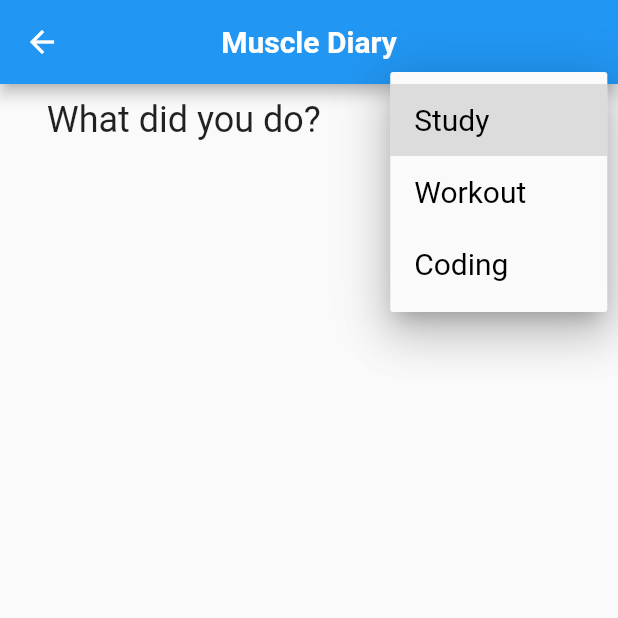
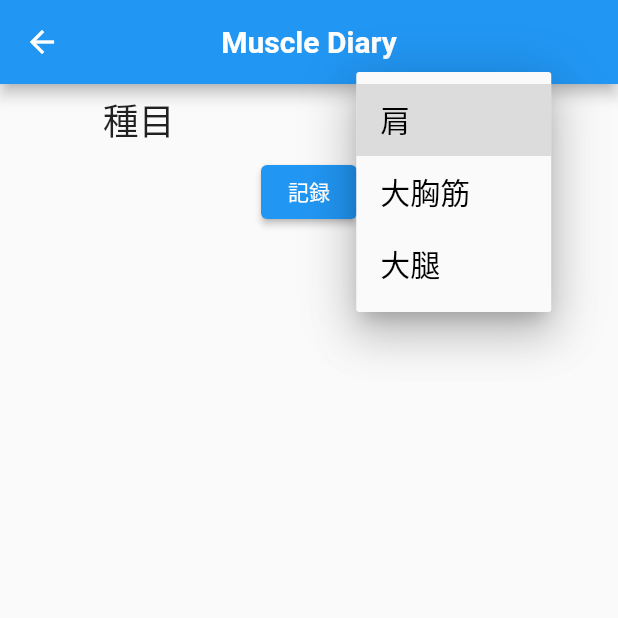
Before and after one commit to kohenro19/muscle_dairay_flutter_001, a Flutter app: the AddNote screen opened directly, after a tap on the "arrow drop down" icon, on a phone screen of 412 x 824 dp, the top half of it. Run offline on Flutter 3.47's test engine with Material 2 defaults, Android fonts, the light colour scheme and no system bars; our stand-ins replace google_fonts, sqflite; accounts and stored records are empty.

Commit message:
add the add function

```diff
--- a/lib/Note.dart
+++ b/lib/Note.dart
@@ -1,12 +1,12 @@
 class Note {
-  int no;
-  DateTime date;
+  int? no;
+  String date;
   String category;
   String exercise;
   int weight;
 
   Note({
-   required this.no,
+   this.no,
    required this.date,
    required this.category,
    required this.exercise,
--- a/lib/add_note_page.dart
+++ b/lib/add_note_page.dart
@@ -1,4 +1,6 @@
 import 'package:flutter/material.dart';
+import 'package:muscle_dairay/db_provider.dart';
+import 'package:muscle_dairay/Note.dart';
 
 class AddNote extends StatefulWidget {
   const AddNote({Key? key}) : super(key: key);
@@ -10,14 +12,16 @@ class AddNote extends StatefulWidget {
 class _AddNoteState extends State<AddNote> {
 
     Map<String, List<String>> _dropDownMenu = {
-    'Study': ['Math', 'Englsih', 'Japanese'],
-    'Workout': ['Shoulder', 'Chest', 'Back'],
-    'Coding': ['Flutter', 'Python', 'C#']
+    '肩': ['Math', 'Englsih', 'Japanese'],
+    '大胸筋': ['Shoulder', 'Chest', 'Back'],
+    '大腿': ['Flutter', 'Python', 'C#']
   };
 
-   String? _selectedKey;
+   String? _selectedCategory;  // ?はnullになってもいい記号
    String? _selectedItem;
-  //  late String newValue;
+
+
+  final dbProvider = DBProvider();
 
   @override
   Widget build(BuildContext context) {
@@ -38,11 +42,11 @@ class _AddNoteState extends State<AddNote> {
             mainAxisAlignment: MainAxisAlignment.spaceAround,
             children: <Widget>[
               Text(
-                'What did you do?',
+                '種目',
                 style: TextStyle(fontSize: 24),
               ),
               DropdownButton<String>(
-                value: _selectedKey,
+                value: _selectedCategory,
                 icon: Icon(Icons.arrow_drop_down),
                 iconSize: 30,
                 elevation: 16,
@@ -54,8 +58,8 @@ class _AddNoteState extends State<AddNote> {
 
                 onChanged: (newValue) {
                   setState(() {
-                    _selectedKey = newValue!;
-                    _selectedItem = _dropDownMenu[_selectedKey]![0];
+                    _selectedCategory = newValue!; // !はnullじゃないと確定する記号
+                    _selectedItem = _dropDownMenu[_selectedCategory]![0];
                   });
                 },
                 items: _dropDownMenu.keys
@@ -68,7 +72,7 @@ class _AddNoteState extends State<AddNote> {
               ),
             ],
           ),
-          _selectedKey != null
+          _selectedCategory != null
               ? Row(
                   mainAxisAlignment: MainAxisAlignment.spaceAround,
                   children: <Widget>[
@@ -91,7 +95,7 @@ class _AddNoteState extends State<AddNote> {
                           _selectedItem = newValue!;
                         });
                       },
-                      items: _dropDownMenu[_selectedKey]
+                      items: _dropDownMenu[_selectedCategory]
                           ?.map<DropdownMenuItem<String>>((String value) {
                         return DropdownMenuItem<String>(
                           value: value,
@@ -102,8 +106,27 @@ class _AddNoteState extends State<AddNote> {
                   ],
                 )
               : Container(),
+
+        Container(
+          child: ElevatedButton(
+            child: Text('記録'),
+            onPressed: () async {
+              dbProvider.addNote(Note(
+                no: 1,
+                date: DateTime(2023, 07, 11).toString(),
+                category: "肩",
+                exercise: "サイドレイズ",
+                weight: 80
+              ));
+
+            },
+
+
+          ),
+        )
         ],
       ),
+
     );
 
 
--- a/lib/db_provider.dart
+++ b/lib/db_provider.dart
@@ -43,8 +43,9 @@ class DBProvider {
         await db.execute('''
             CREATE TABLE note(
             no INTERGER,
+            date String,
             category String,
-            workout String,
+            exercise String,
             weight INTERGER
             ) '''
         );
@@ -54,7 +55,7 @@ class DBProvider {
   }
 
   // function to add data into the database.
-  Future<void> insertNotes(Note note) async {
+  Future<void> addNote(Note note) async {
     final db = await database;
     await db.insert(
       'note',
```
Also changed, not shown: lib/main.dart (+4 -4 lines).
